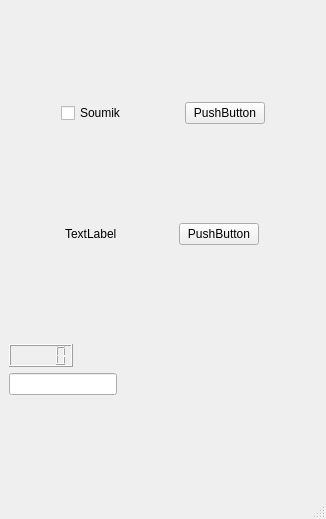
This is SimDeviceGUI/src/simdevice.ui in RemoteFusionK/RHPC-Simulator as Qt 5 draws it before an edit. The edited form follows.
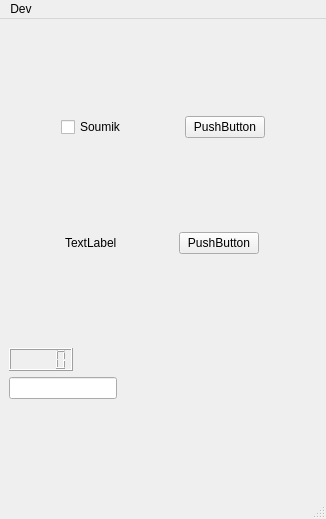
This is the edited form.

```diff
--- a/SimDeviceGUI/src/simdevice.ui
+++ b/SimDeviceGUI/src/simdevice.ui
@@ -128,6 +128,13 @@
      <height>22</height>
     </rect>
    </property>
+   <widget class="QMenu" name="menuDev">
+    <property name="title">
+     <string>Dev</string>
+    </property>
+    <addaction name="actionDebug"/>
+   </widget>
+   <addaction name="menuDev"/>
   </widget>
   <widget class="QStatusBar" name="statusbar"/>
  </widget>
```
Left out of the diff: 5 changed lines with no effect on the pictures.
